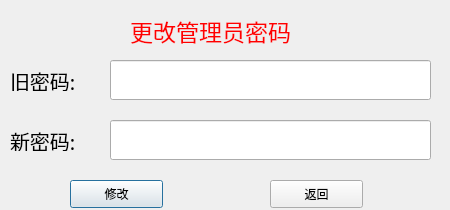
Above: changepassword.ui from DZDcyj/TeacherLanHelper before the change. Below: the same form after it.
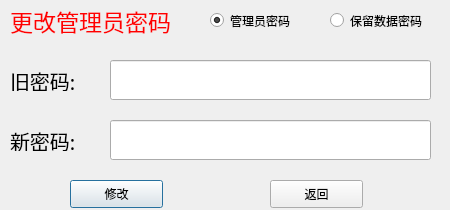
That is the form after the change. Icons and pictures are not drawn.

Patch:
```diff
--- a/changepassword.ui
+++ b/changepassword.ui
@@ -16,8 +16,8 @@
   <widget class="QLabel" name="Status">
    <property name="geometry">
     <rect>
-     <x>130</x>
-     <y>10</y>
+     <x>10</x>
+     <y>0</y>
      <width>201</width>
      <height>41</height>
     </rect>
@@ -143,6 +143,35 @@
     <string>返回</string>
    </property>
   </widget>
+  <widget class="QRadioButton" name="dataKeepPswd">
+   <property name="geometry">
+    <rect>
+     <x>330</x>
+     <y>10</y>
+     <width>115</width>
+     <height>21</height>
+    </rect>
+   </property>
+   <property name="text">
+    <string>保留数据密码</string>
+   </property>
+  </widget>
+  <widget class="QRadioButton" name="AdminPswd">
+   <property name="geometry">
+    <rect>
+     <x>210</x>
+     <y>10</y>
+     <width>115</width>
+     <height>21</height>
+    </rect>
+   </property>
+   <property name="text">
+    <string>管理员密码</string>
+   </property>
+   <property name="checked">
+    <bool>true</bool>
+   </property>
+  </widget>
  </widget>
  <resources/>
  <connections>
```
Left out of the diff: 10 changed lines with no effect on the pictures.
